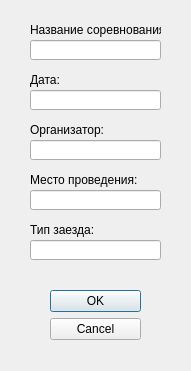
Old version of the form NewRace.ui in the repository vitoffer/Predprof23.
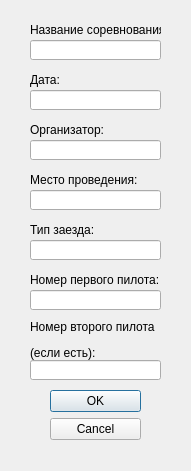
New version of the form.

```diff
--- a/NewRace.ui
+++ b/NewRace.ui
@@ -7,7 +7,7 @@
     <x>0</x>
     <y>0</y>
     <width>191</width>
-    <height>371</height>
+    <height>471</height>
    </rect>
   </property>
   <property name="windowTitle">
@@ -17,7 +17,7 @@
    <property name="geometry">
     <rect>
      <x>50</x>
-     <y>290</y>
+     <y>390</y>
      <width>91</width>
      <height>51</height>
     </rect>
@@ -144,6 +144,52 @@
     </rect>
    </property>
   </widget>
+  <widget class="QLabel" name="label_pilot1">
+   <property name="geometry">
+    <rect>
+     <x>30</x>
+     <y>270</y>
+     <width>131</width>
+     <height>20</height>
+    </rect>
+   </property>
+   <property name="text">
+    <string>Номер первого пилота:</string>
+   </property>
+  </widget>
+  <widget class="QLineEdit" name="pilot1_line">
+   <property name="geometry">
+    <rect>
+     <x>30</x>
+     <y>290</y>
+     <width>131</width>
+     <height>20</height>
+    </rect>
+   </property>
+  </widget>
+  <widget class="QLabel" name="label_pilot2">
+   <property name="geometry">
+    <rect>
+     <x>30</x>
+     <y>320</y>
+     <width>131</width>
+     <height>41</height>
+    </rect>
+   </property>
+   <property name="text">
+    <string>&lt;html&gt;&lt;head/&gt;&lt;body&gt;&lt;p&gt;Номер второго пилота&lt;/p&gt;&lt;p&gt;(если есть):&lt;/p&gt;&lt;/body&gt;&lt;/html&gt;</string>
+   </property>
+  </widget>
+  <widget class="QLineEdit" name="pilot2_line">
+   <property name="geometry">
+    <rect>
+     <x>30</x>
+     <y>360</y>
+     <width>131</width>
+     <height>20</height>
+    </rect>
+   </property>
+  </widget>
  </widget>
  <resources/>
  <connections>
```
